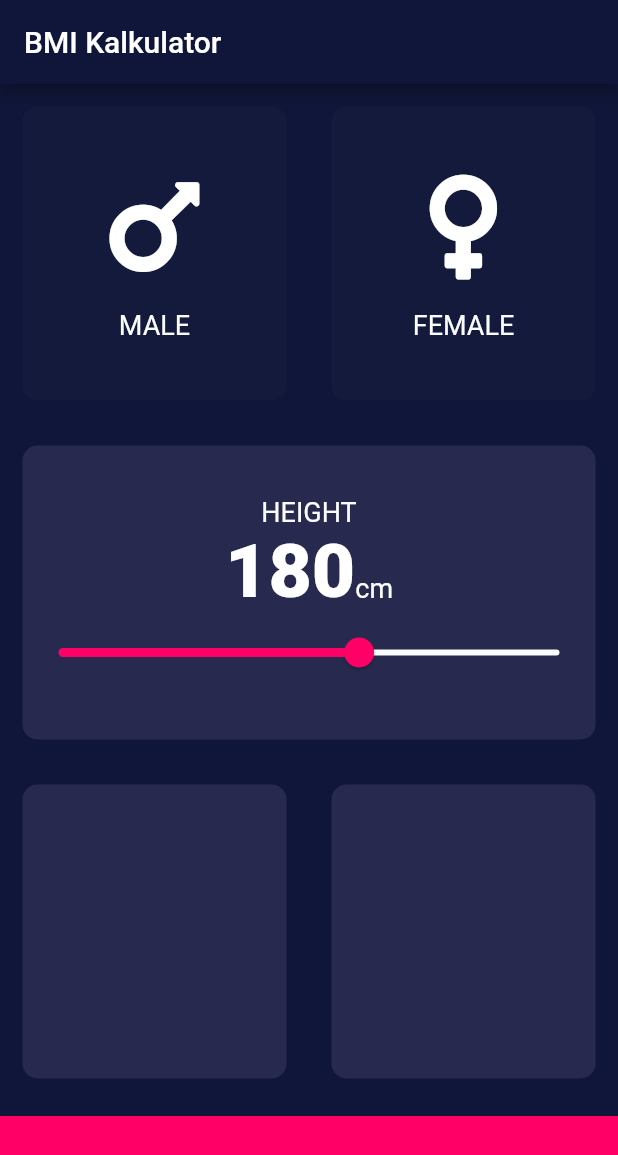
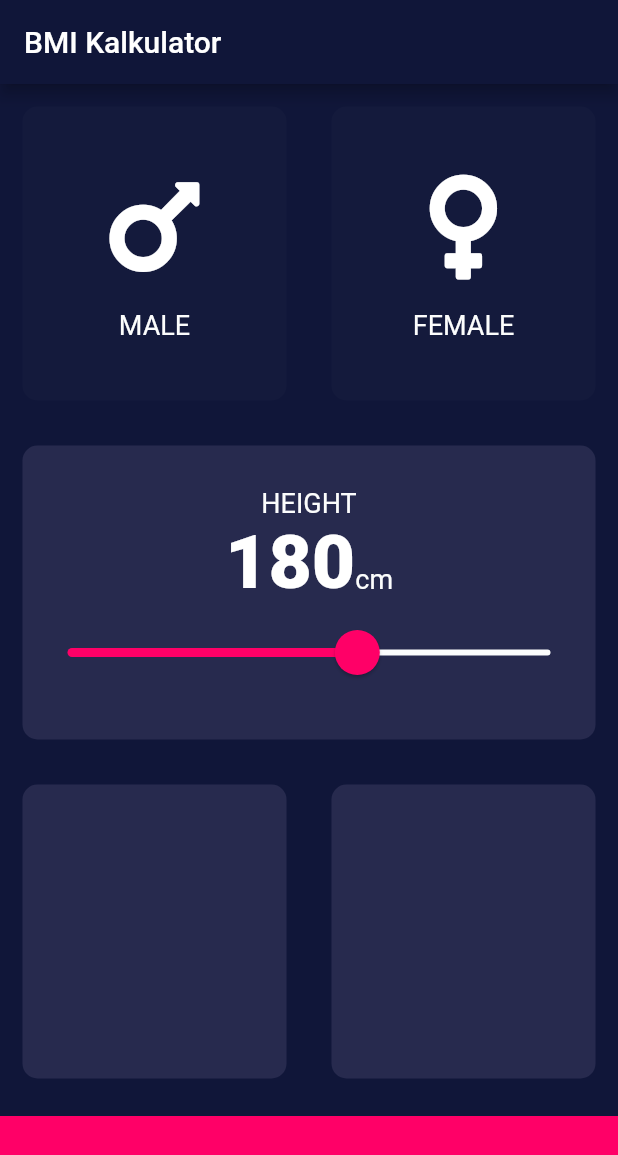
Before and after one commit to adamprabowo/kalkulator_bmi, a Flutter app: the screen it shows after launch, on a phone screen of 412 x 824 dp. Shown: the top 1155 px of the screen. Run offline on Flutter 3.47's test engine with Material 2 defaults, Android fonts, the phone set to English and light mode, and no system bars; our stand-ins replace font_awesome_flutter.

Commit message:
Menambahkan Theme pada slider

```diff
--- a/lib/input_page.dart
+++ b/lib/input_page.dart
@@ -87,7 +87,18 @@ class _InputPageState extends State<InputPage> {
                       ),
                     ],
                   ),
-                  Slider(
+                  SliderTheme(
+                    data: SliderTheme.of(context).copyWith(
+                      inactiveTrackColor: Color(0xFFFCFDFD),
+                      activeTrackColor: Colors.white,
+                      thumbColor: Color(0xFFFF0067),
+                      overlayColor: Color(0x29FF0067),
+                      thumbShape:
+                          RoundSliderThumbShape(enabledThumbRadius: 15.0),
+                      overlayShape:
+                          RoundSliderOverlayShape(overlayRadius: 30.0),
+                    ),
+                    child: Slider(
                       value: height.toDouble(),
                       onChanged: (double newValue) {
                         setState(() {
@@ -98,6 +109,7 @@ class _InputPageState extends State<InputPage> {
                       max: 220,
                       activeColor: Color(0xFFFF0067),
                       inactiveColor: Color(0xFFFCFDFD),
+                    ),
                   ),
                 ],
               ),
```
Lines whose indentation alone changed are shown as unchanged.
